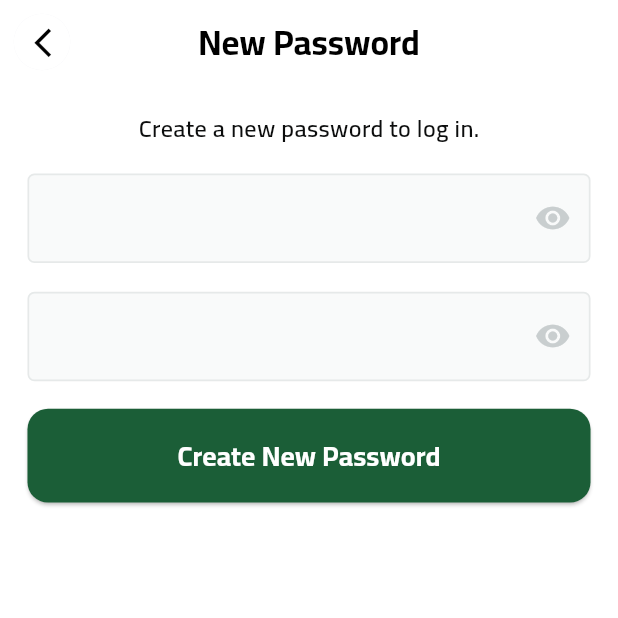
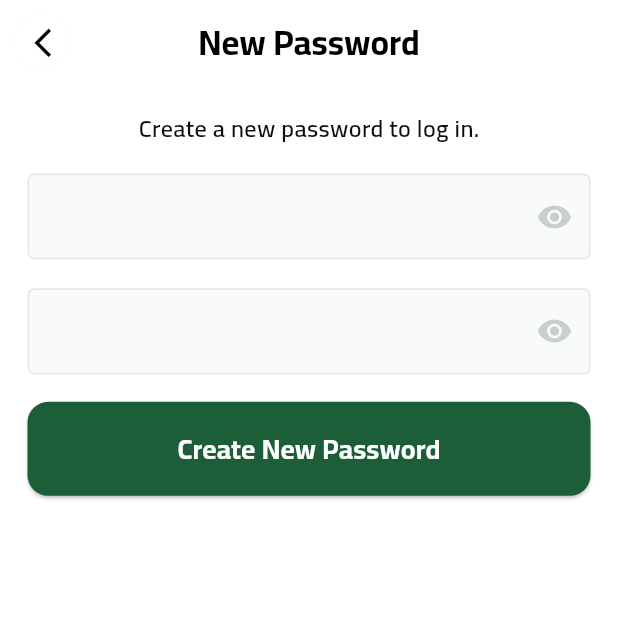
Before and after one commit to AlaaSharshera/Fruitopia, a Flutter app: the NewPassView screen opened by its route, on a phone screen of 412 x 824 dp, the top half of it. Run offline on Flutter 3.47's test engine with Material 3 defaults, Android fonts, the phone set to English and light mode, and no system bars; our stand-ins replace dartz, device_preview, firebase_auth, firebase_core, flutter_bloc, flutter_screenutil and 5 more; accounts and stored records are empty.

Commit message:
edit CustomTextFormField

```diff
--- a/lib/core/widgets/custom_textformfield.dart
+++ b/lib/core/widgets/custom_textformfield.dart
@@ -1,5 +1,7 @@
 import 'package:flutter/material.dart';
 import 'package:flutter_screenutil/flutter_screenutil.dart';
+import 'package:fruitopia/core/utils/app_colors.dart';
+import 'package:fruitopia/generated/l10n.dart';
 
 class CustomTextFormField extends StatelessWidget {
   const CustomTextFormField({
@@ -7,30 +9,45 @@ class CustomTextFormField extends StatelessWidget {
     this.suffixIcon,
     this.obscureText = false,
     required this.hintText,
+    required this.onSaved,
      this.textInputType=TextInputType.text,
   });
   final Widget? suffixIcon;
   final String hintText;
   final bool obscureText;
   final TextInputType textInputType ;
+  final void Function(String?)? onSaved;
 
   @override
   Widget build(BuildContext context) {
-    return Container(
-      width: MediaQuery.of(context).size.width,
-      height: 50.h,
-      margin: EdgeInsets.symmetric(horizontal: 16.w),
-      decoration: BoxDecoration(
-        color: Color(0xFFF9FAFA),
-        borderRadius: BorderRadius.circular(4.r),
-        border: Border.all(color: const Color(0xFFE6E9E9), width: 1.w),
-      ),
+    return Padding(
+      padding:  EdgeInsets.symmetric(horizontal: 16.w),
       child: TextFormField(
         obscureText: obscureText,
         keyboardType: textInputType,
+        validator: (value) {
+          if (value == null || value.isEmpty) {
+            return '${S.of(context).PleaseEnter} $hintText';
+          }
+          return null;
+        },
+        onSaved: onSaved,
         decoration: InputDecoration(
-
+          filled: true,
+          fillColor:  Color(0xFFF9FAFA),
           suffixIcon: suffixIcon,
+          enabledBorder: OutlineInputBorder(
+             borderRadius: BorderRadius.circular(4.r),
+             borderSide: BorderSide(color:  const Color(0xFFE6E9E9), width: 1.w)
+          ),
+          focusedBorder:  OutlineInputBorder(
+             borderRadius: BorderRadius.circular(4.r),
+             borderSide: BorderSide(color:  AppColors.primaryColor, width: 1.w)
+          ),
+          errorBorder:  OutlineInputBorder(
+             borderRadius: BorderRadius.circular(4.r),
+             borderSide: BorderSide(color:  Colors.redAccent, width: 1.w)
+          ),
           border: OutlineInputBorder(
             borderRadius: BorderRadius.circular(8.r),
             borderSide: BorderSide.none,
```
